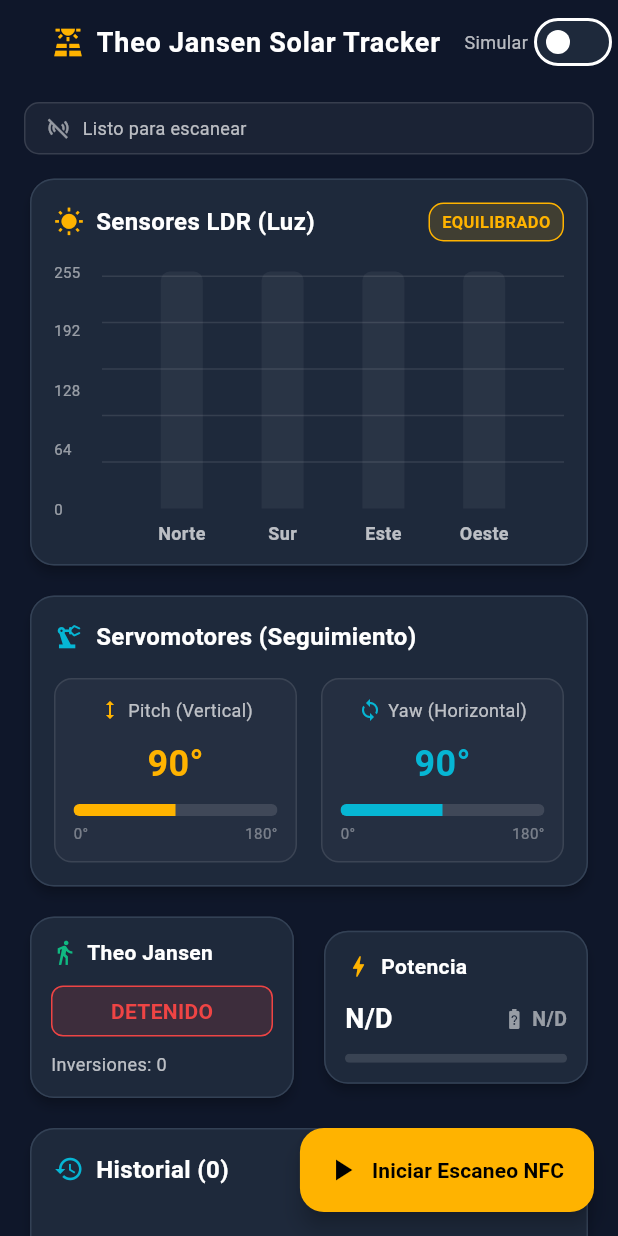
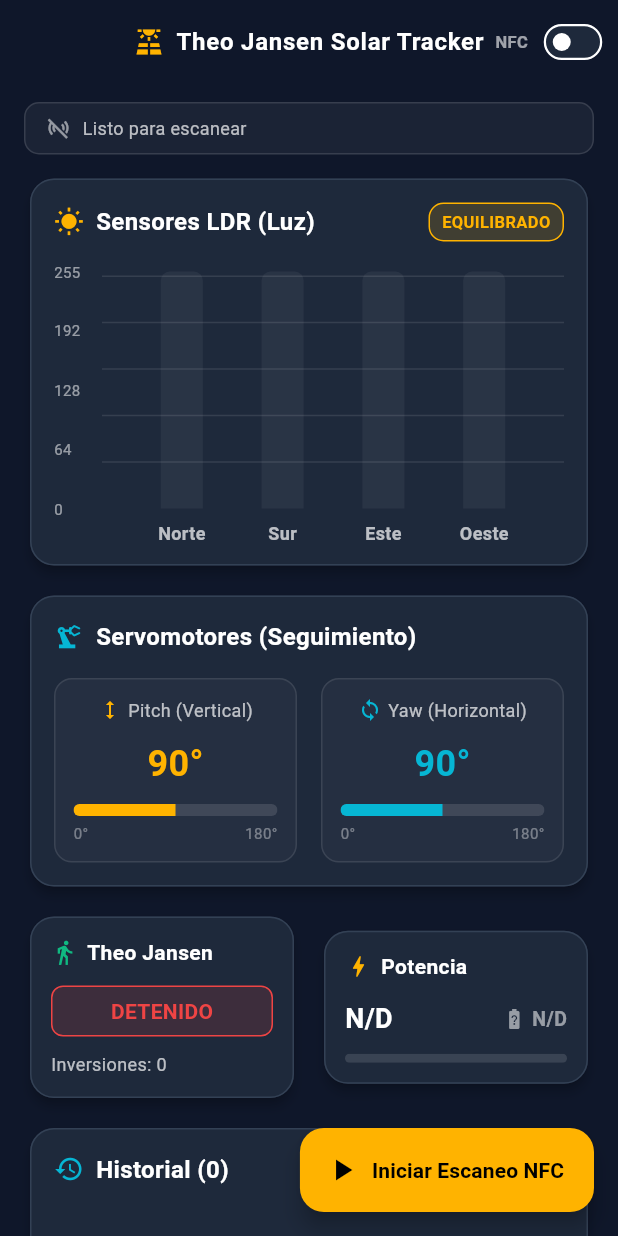
Before and after one commit to RamsesCB/heliostrand-nfc-core-cpp, a Flutter app: the screen it shows after launch, on a phone screen of 412 x 824 dp. Run offline on Flutter 3.47's test engine with Material 3 defaults, Android fonts, the phone set to English and light mode, and no system bars; drawn by our look-alikes of fl_chart; our stand-ins replace package_info_plus, sentry_flutter, share_plus, shared_preferences; missing offline and left inert: flutter_nfc_kit.

Commit message:
fix(ui): evitar superposicion entre titulo de AppBar y controles de simulacion y compartir

```diff
--- a/heliostrand_app/lib/ui/screens/dashboard_screen.dart
+++ b/heliostrand_app/lib/ui/screens/dashboard_screen.dart
@@ -188,20 +188,38 @@ class _DashboardScreenState extends State<DashboardScreen> {
 
     return Scaffold(
       appBar: AppBar(
-        title: const Row(
+        titleSpacing: 12,
+        title: const FittedBox(
+          fit: BoxFit.scaleDown,
+          alignment: Alignment.centerLeft,
+          child: Row(
             mainAxisSize: MainAxisSize.min,
             children: [
-            Icon(Icons.solar_power, color: SolarTrackerTheme.primaryAmber, size: 22),
+              Icon(Icons.solar_power, color: SolarTrackerTheme.primaryAmber, size: 20),
               SizedBox(width: 8),
-            Text('Theo Jansen Solar Tracker'),
+              Text(
+                'Theo Jansen Solar Tracker',
+                style: TextStyle(fontWeight: FontWeight.bold, fontSize: 16),
+              ),
             ],
           ),
+        ),
         actions: [
-          // Switch para alternar Modo Simulación / NFC Real
+          // Switch compacto para alternar Modo Simulación / NFC Real
           Row(
+            mainAxisSize: MainAxisSize.min,
             children: [
-              const Text('Simular', style: TextStyle(fontSize: 12, color: Colors.white70)),
-              Switch(
+              Text(
+                _isSimulationMode ? 'Simular' : 'NFC',
+                style: TextStyle(
+                  fontSize: 11,
+                  fontWeight: FontWeight.w600,
+                  color: _isSimulationMode ? SolarTrackerTheme.primaryAmber : Colors.white60,
+                ),
+              ),
+              Transform.scale(
+                scale: 0.75,
+                child: Switch(
                   value: _isSimulationMode,
                   activeThumbColor: SolarTrackerTheme.primaryAmber,
                   onChanged: (val) {
@@ -211,12 +229,14 @@ class _DashboardScreenState extends State<DashboardScreen> {
                     setState(() => _isSimulationMode = val);
                   },
                 ),
+              ),
             ],
           ),
           if (_history.isNotEmpty)
             PopupMenuButton<String>(
               icon: const Icon(Icons.share, size: 20),
               tooltip: 'Exportar Reporte',
+              padding: EdgeInsets.zero,
               onSelected: (val) {
                 if (val == 'csv') {
                   ReportService.shareCsvReport(_history);
```
Lines whose indentation alone changed are shown as unchanged.
